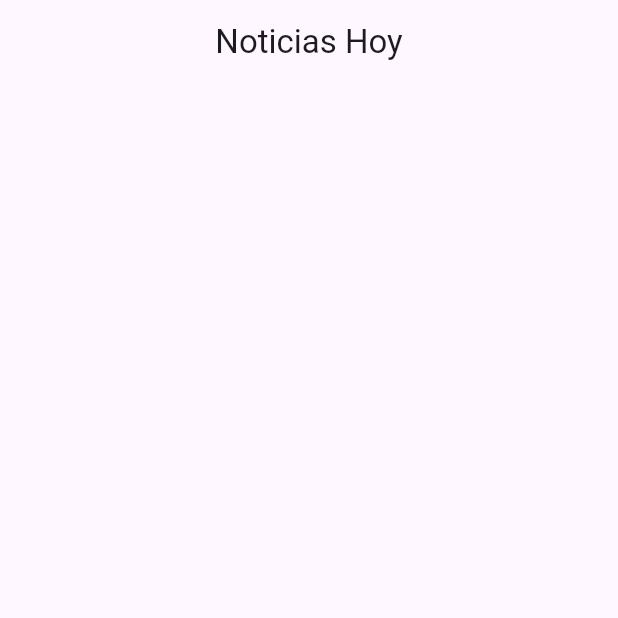
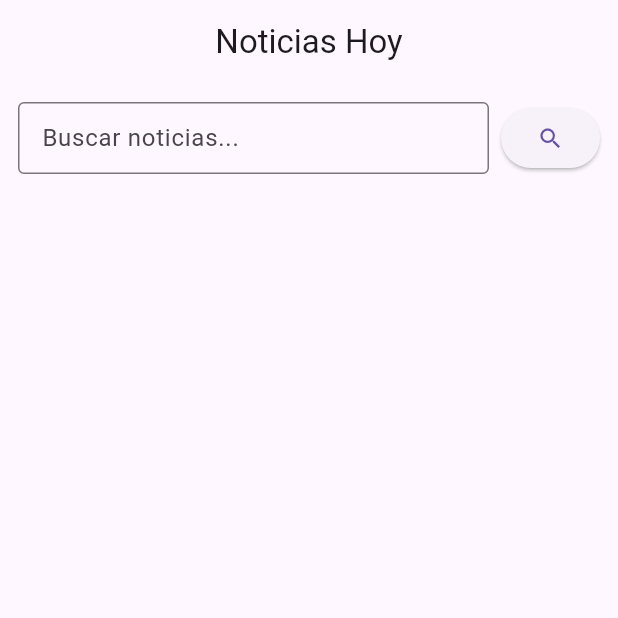
Before and after one commit to Ezdras01/Noticias, a Flutter app: the screen it shows after launch, on a phone screen of 412 x 824 dp, the top half of it. Run offline on Flutter 3.47's test engine with Material 3 defaults, Android fonts, the phone set to English and light mode, and no system bars; our stand-ins replace share_plus, shared_preferences; network calls fail.

Commit message:
fix: recuperamos barra de busqueda
recuperamos barra de busqueda y el hisotrial, ademas de poder borrar

```diff
--- a/lib/screens/home_screen.dart
+++ b/lib/screens/home_screen.dart
@@ -65,7 +65,85 @@ Widget build(BuildContext context) {
 Widget _buildMobileContent() {
   return _isLoading
       ? const Center(child: CircularProgressIndicator())
-        : ListView.builder(
+      : Padding(
+          padding: const EdgeInsets.all(12),
+          child: Column(
+            children: [
+              // 🔍 Barra de búsqueda
+              Row(
+                children: [
+                  Expanded(
+                    child: TextField(
+                      controller: _searchController,
+                      decoration: InputDecoration(
+                        hintText: 'Buscar noticias...',
+                        border: const OutlineInputBorder(),
+                        contentPadding: const EdgeInsets.symmetric(horizontal: 12),
+                        suffixIcon: _searchController.text.isNotEmpty
+                            ? IconButton(
+                                icon: const Icon(Icons.clear),
+                                onPressed: () {
+                                  _searchController.clear();
+                                  _loadNews(); // Volver a cargar titulares
+                                },
+                              )
+                            : null,
+                      ),
+                      onChanged: (_) => setState(() {}),
+                      onSubmitted: (value) => _loadNews(query: value),
+                    ),
+                  ),
+                  const SizedBox(width: 8),
+                  ElevatedButton(
+                    onPressed: () => _loadNews(query: _searchController.text),
+                    child: const Icon(Icons.search),
+                  ),
+                ],
+              ),
+              const SizedBox(height: 12),
+              // 📚 Historial
+              if (_searchHistory.isNotEmpty)
+                Column(
+                  crossAxisAlignment: CrossAxisAlignment.start,
+                  children: [
+                    Row(
+                      children: [
+                        const Text('Historial:',
+                            style: TextStyle(fontWeight: FontWeight.bold)),
+                        const Spacer(),
+                        TextButton.icon(
+                          onPressed: () => setState(() => _searchHistory.clear()),
+                          icon: const Icon(Icons.delete_outline),
+                          label: const Text('Borrar todo'),
+                          style: TextButton.styleFrom(foregroundColor: Colors.red),
+                        ),
+                      ],
+                    ),
+                    SizedBox(
+                      height: 40,
+                      child: ListView.separated(
+                        scrollDirection: Axis.horizontal,
+                        itemCount: _searchHistory.length,
+                        separatorBuilder: (_, __) => const SizedBox(width: 8),
+                        itemBuilder: (context, index) {
+                          final term = _searchHistory[index];
+                          return InputChip(
+                            label: Text(term),
+                            onPressed: () {
+                              _searchController.text = term;
+                              _loadNews(query: term);
+                            },
+                            onDeleted: () => setState(() => _searchHistory.removeAt(index)),
+                          );
+                        },
+                      ),
+                    ),
+                    const SizedBox(height: 12),
+                  ],
+                ),
+              // 📰 Lista de noticias
+              Expanded(
+                child: ListView.builder(
                   itemCount: _articles.length,
                   itemBuilder: (context, index) => NewsCard(
                     article: _articles[index],
@@ -76,8 +154,13 @@ Widget build(BuildContext context) {
                       ),
                     ),
                   ),
+                ),
+              ),
+            ],
+          ),
         );
 }
+
 
   Widget _buildTabletContent() {
     return Row(
```
Lines whose indentation alone changed are shown as unchanged.
